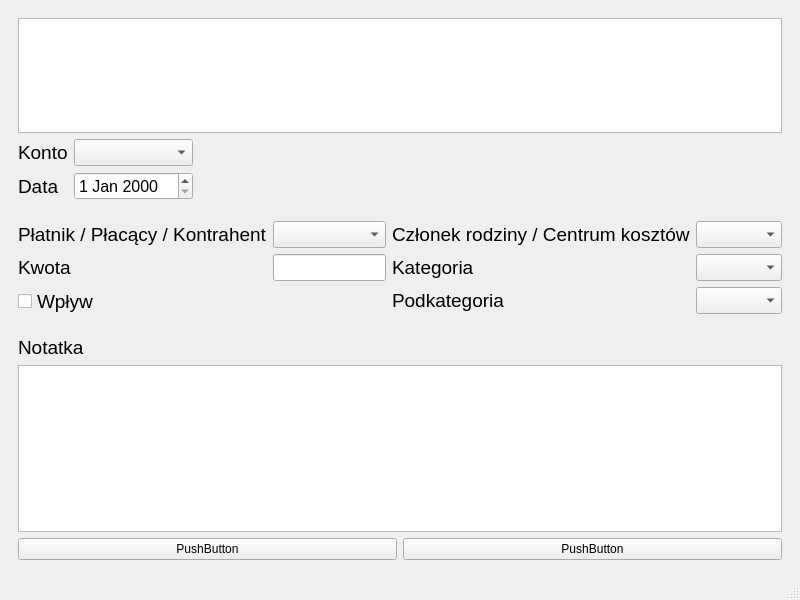
The window that mainwindow.ui (Barto-Paja/GLMoney) describes before a commit, drawn with Qt 5.
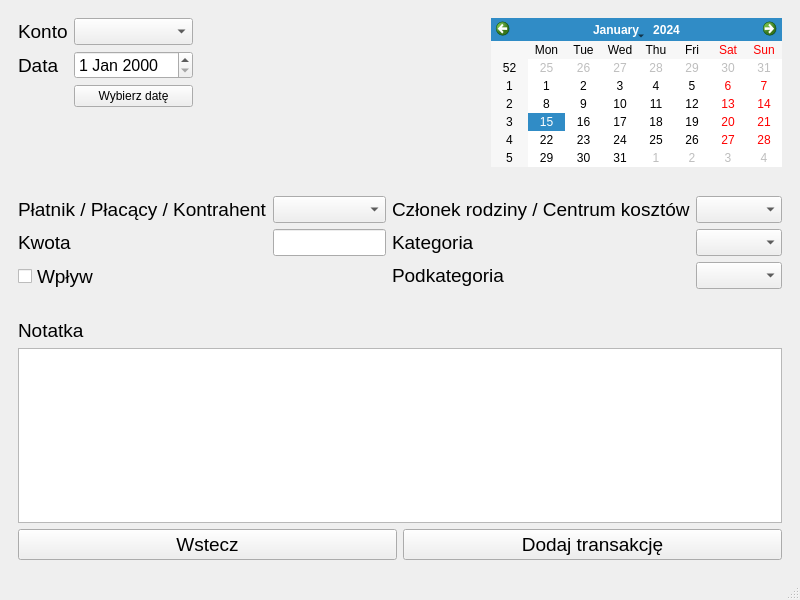
The same window after the commit. The open tabs and pages were chosen to show the change.

```diff
--- a/mainwindow.ui
+++ b/mainwindow.ui
@@ -165,9 +165,6 @@
       </widget>
       <widget class="QWidget" name="page_2">
        <layout class="QVBoxLayout" name="verticalLayout_4">
-        <item>
-         <widget class="QTableView" name="tableView"/>
-        </item>
         <item>
          <layout class="QVBoxLayout" name="verticalLayout_3">
           <item>
@@ -216,6 +213,13 @@
                 </property>
                </widget>
               </item>
+              <item row="2" column="1">
+               <widget class="QPushButton" name="pushButton_4">
+                <property name="text">
+                 <string>Wybierz datę</string>
+                </property>
+               </widget>
+              </item>
              </layout>
             </item>
             <item>
@@ -231,6 +235,9 @@
               </property>
              </spacer>
             </item>
+            <item>
+             <widget class="QCalendarWidget" name="calendarWidget"/>
+            </item>
            </layout>
           </item>
           <item>
@@ -416,21 +423,31 @@
            </widget>
           </item>
           <item>
-           <widget class="QPlainTextEdit" name="plainTextEdit"/>
+           <widget class="QTextEdit" name="textEdit"/>
           </item>
           <item>
            <layout class="QHBoxLayout" name="horizontalLayout_4">
             <item>
-             <widget class="QPushButton" name="pushButton_5">
+             <widget class="QPushButton" name="pushButton_Back">
+              <property name="font">
+               <font>
+                <pointsize>14</pointsize>
+               </font>
+              </property>
               <property name="text">
-               <string>PushButton</string>
+               <string>Wstecz</string>
               </property>
              </widget>
             </item>
             <item>
-             <widget class="QPushButton" name="pushButton_4">
+             <widget class="QPushButton" name="pushButton_Commit">
+              <property name="font">
+               <font>
+                <pointsize>14</pointsize>
+               </font>
+              </property>
               <property name="text">
-               <string>PushButton</string>
+               <string>Dodaj transakcję</string>
               </property>
              </widget>
             </item>
```
Left out of the diff: 17 changed lines with no effect on the pictures.
